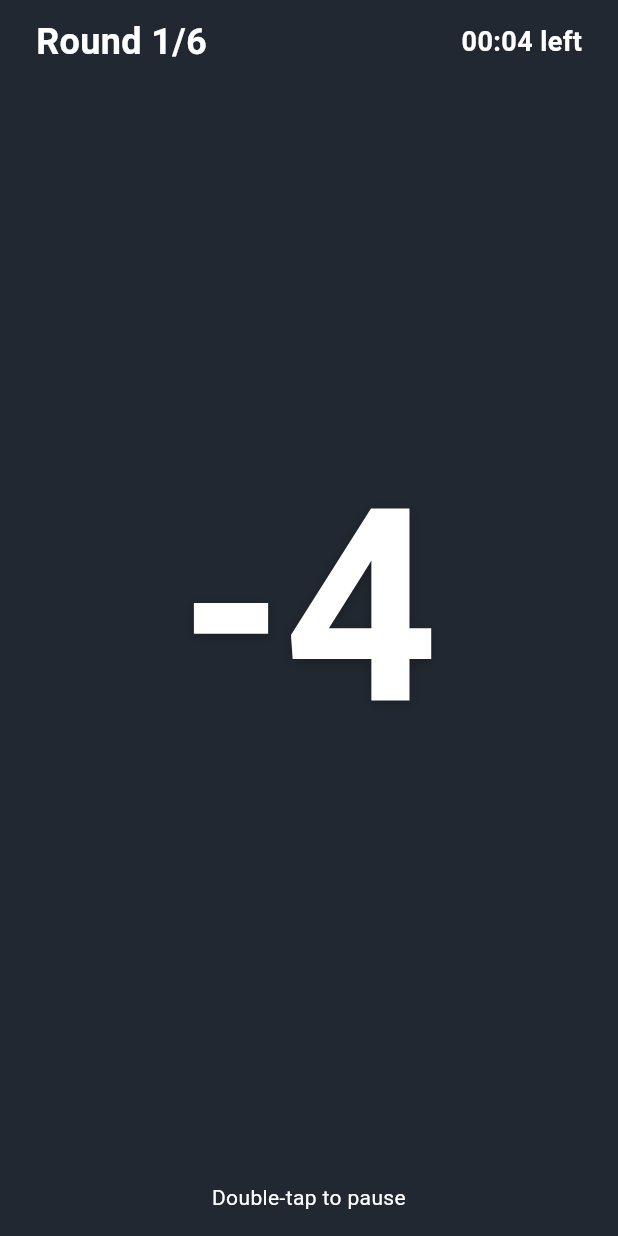
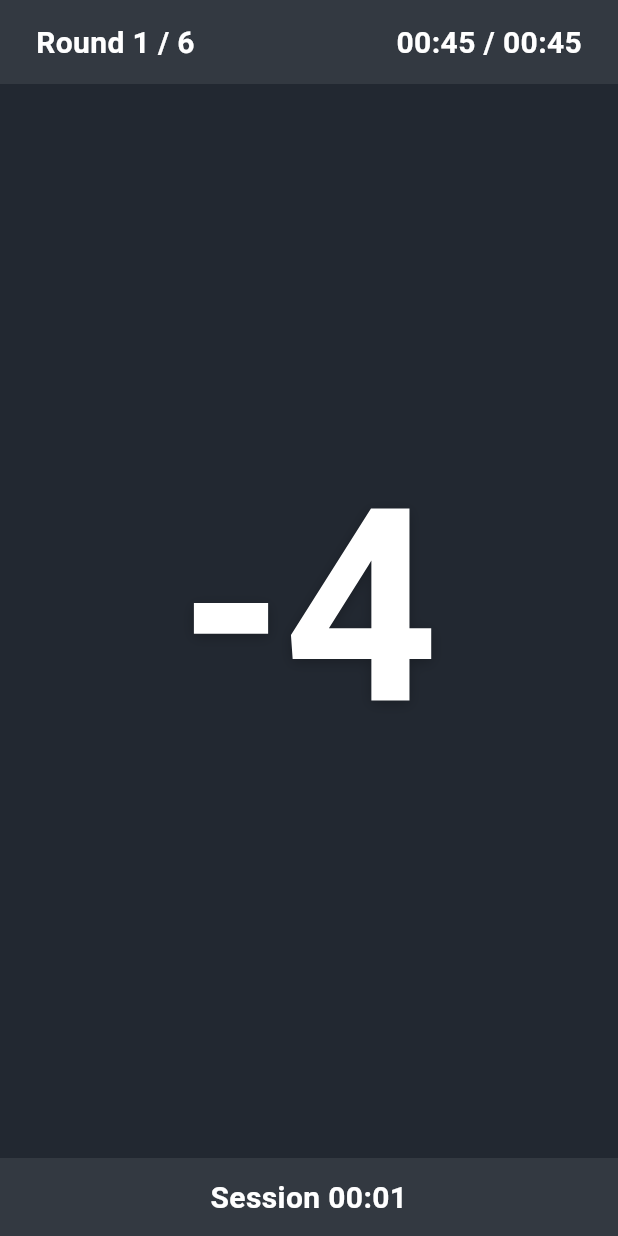
Before and after one commit to irimac/speed-of-play, a Flutter app: the SessionScreen screen opened by its route, on a phone screen of 412 x 824 dp. Run offline on Flutter 3.47's test engine with Material 3 defaults, Android fonts, the light colour scheme and no system bars; our stand-ins replace just_audio, shared_preferences, wakelock_plus; accounts and stored records are empty.

Commit message:
feat: session timing labels, elapsed snapshot, and doc refresh

```diff
--- a/app/lib/controllers/session_controller.dart
+++ b/app/lib/controllers/session_controller.dart
@@ -81,6 +81,7 @@ class SessionController extends ChangeNotifier {
       phase: _phase,
       secondsIntoPhase: 0,
       secondsRemainingInPhase: _phaseDuration ?? 0,
+      elapsedSeconds: 0,
       roundIndex: 0,
       roundsTotal: preset.rounds,
       currentNumber: null,
@@ -354,6 +355,7 @@ class SessionController extends ChangeNotifier {
       phase: _phase,
       secondsIntoPhase: _secondsIntoPhase,
       secondsRemainingInPhase: secondsRemaining,
+      elapsedSeconds: _elapsedSeconds,
       roundIndex: _roundIndex,
       roundsTotal: preset.rounds,
       currentNumber: _snapshot.currentNumber,
--- a/app/lib/data/models.dart
+++ b/app/lib/data/models.dart
@@ -322,6 +322,7 @@ class SessionSnapshot {
     required this.phase,
     required this.secondsIntoPhase,
     required this.secondsRemainingInPhase,
+    required this.elapsedSeconds,
     required this.roundIndex,
     required this.roundsTotal,
     required this.currentNumber,
@@ -333,6 +334,7 @@ class SessionSnapshot {
   final SessionPhase phase;
   final int secondsIntoPhase;
   final int secondsRemainingInPhase;
+  final int elapsedSeconds;
   final int roundIndex;
   final int roundsTotal;
   final int? currentNumber;
@@ -344,6 +346,7 @@ class SessionSnapshot {
     SessionPhase? phase,
     int? secondsIntoPhase,
     int? secondsRemainingInPhase,
+    int? elapsedSeconds,
     int? roundIndex,
     int? roundsTotal,
     int? currentNumber,
@@ -356,6 +359,7 @@ class SessionSnapshot {
       secondsIntoPhase: secondsIntoPhase ?? this.secondsIntoPhase,
       secondsRemainingInPhase:
           secondsRemainingInPhase ?? this.secondsRemainingInPhase,
+      elapsedSeconds: elapsedSeconds ?? this.elapsedSeconds,
       roundIndex: roundIndex ?? this.roundIndex,
       roundsTotal: roundsTotal ?? this.roundsTotal,
       currentNumber: currentNumber ?? this.currentNumber,
--- /dev/null
+++ b/app/lib/ui/session/time_format.dart
@@ -0,0 +1,7 @@
+String formatSessionSeconds(int seconds) {
+  final clamped = seconds < 0 ? 0 : seconds;
+  final minutes = clamped ~/ 60;
+  final remaining = clamped % 60;
+  return '${minutes.toString().padLeft(2, '0')}:'
+      '${remaining.toString().padLeft(2, '0')}';
+}
--- a/app/lib/ui/session_screen.dart
+++ b/app/lib/ui/session_screen.dart
@@ -8,6 +8,7 @@ import 'session/active_round_view.dart';
 import 'session/countdown_view.dart';
 import 'session/pause_overlay.dart';
 import 'session/rest_view.dart';
+import 'session/time_format.dart';
 import 'styles/session_styles.dart';
 
 class SessionScreen extends StatefulWidget {
@@ -45,7 +46,6 @@ class _SessionScreenState extends State<SessionScreen>
   @override
   void didChangeAppLifecycleState(AppLifecycleState state) {
     if (state == AppLifecycleState.paused ||
-        state == AppLifecycleState.inactive ||
         state == AppLifecycleState.detached) {
       _controller.pause();
     }
@@ -128,6 +128,7 @@ class _SessionScreenState extends State<SessionScreen>
                           styles: styles,
                           textColor: headerTextColor,
                           scrimColor: scrimColor,
+                          roundDurationSec: ctrl.preset.roundDurationSec,
                         ),
                         Expanded(
                           child: Padding(
@@ -150,6 +151,7 @@ class _SessionScreenState extends State<SessionScreen>
                           styles: styles,
                           textColor: headerTextColor,
                           scrimColor: scrimColor,
+                          elapsedSeconds: snapshot.elapsedSeconds,
                         ),
                       ],
                     ),
@@ -232,19 +234,22 @@ class _SessionHeader extends StatelessWidget {
     required this.styles,
     required this.textColor,
     required this.scrimColor,
+    required this.roundDurationSec,
   });
 
   final SessionSnapshot snapshot;
   final SessionStyles styles;
   final Color textColor;
   final Color scrimColor;
+  final int roundDurationSec;
 
   @override
   Widget build(BuildContext context) {
-    final remainingText = _formatSeconds(snapshot.secondsRemainingInPhase);
-    final timerText = snapshot.phase == SessionPhase.rest
-        ? 'Rest $remainingText'
-        : '$remainingText left';
+    final roundRemainingSec = snapshot.phase == SessionPhase.active
+        ? snapshot.secondsRemainingInPhase
+        : roundDurationSec;
+    final timerText =
+        '${formatSessionSeconds(roundRemainingSec)} / ${formatSessionSeconds(roundDurationSec)}';
     return Container(
       height: styles.headerHeight,
       padding: styles.headerPadding,
@@ -253,7 +258,7 @@ class _SessionHeader extends StatelessWidget {
         mainAxisAlignment: MainAxisAlignment.spaceBetween,
         children: [
           Text(
-            'Round ${snapshot.roundIndex + 1}/${snapshot.roundsTotal}',
+            'Round ${snapshot.roundIndex + 1} / ${snapshot.roundsTotal}',
             style: styles.headerRoundTextStyle.copyWith(color: textColor),
           ),
           Text(
@@ -271,11 +276,13 @@ class _SessionFooter extends StatelessWidget {
     required this.styles,
     required this.textColor,
     required this.scrimColor,
+    required this.elapsedSeconds,
   });
 
   final SessionStyles styles;
   final Color textColor;
   final Color scrimColor;
+  final int elapsedSeconds;
 
   @override
   Widget build(BuildContext context) {
@@ -285,7 +292,7 @@ class _SessionFooter extends StatelessWidget {
       color: scrimColor,
       alignment: Alignment.center,
       child: Text(
-        'Double-tap to pause',
+        'Session ${formatSessionSeconds(elapsedSeconds)}',
         textAlign: TextAlign.center,
         style: styles.hintTextStyle.copyWith(color: textColor),
       ),
@@ -293,14 +300,6 @@ class _SessionFooter extends StatelessWidget {
   }
 }
 
-String _formatSeconds(int seconds) {
-  final clamped = seconds < 0 ? 0 : seconds;
-  final minutes = clamped ~/ 60;
-  final remaining = clamped % 60;
-  return '${minutes.toString().padLeft(2, '0')}:'
-      '${remaining.toString().padLeft(2, '0')}';
-}
-
 String _repeatChar(String char, int count) {
   if (count <= 0) return char;
   return List.filled(count, char).join();
--- a/app/lib/ui/styles/session_styles.dart
+++ b/app/lib/ui/styles/session_styles.dart
@@ -86,13 +86,13 @@ class SessionStyles {
       numberShadowOpacity: 0.24,
       numberShadowBoost: 1.25,
       headerRoundTextStyle: const TextStyle(
-        fontSize: 24,
+        fontSize: 20,
         fontWeight: FontWeight.w600,
         height: 1,
         fontFeatures: [FontFeature.tabularFigures()],
       ),
       headerTimerTextStyle: const TextStyle(
-        fontSize: 18,
+        fontSize: 20,
         fontWeight: FontWeight.w600,
         height: 1,
         fontFeatures: [FontFeature.tabularFigures()],
@@ -109,7 +109,7 @@ class SessionStyles {
       ),
       scrimLuminanceThreshold: 0.4,
       scrimLightOpacity: 0.18,
-      scrimDarkOpacity: 0.0,
+      scrimDarkOpacity: 0.08,
       restIndicatorSize: 268,
       restStrokeWidth: 28,
       restInnerPadding: 12,
@@ -135,7 +135,11 @@ class SessionStyles {
         color: Colors.white70,
       ),
       overlayPadding: const EdgeInsets.all(AppTokens.spacingL),
-      hintTextStyle: textTheme.bodyMedium ?? const TextStyle(fontSize: 16),
+      hintTextStyle:
+          (textTheme.bodyMedium ?? const TextStyle(fontSize: 20)).copyWith(
+        fontSize: 20,
+        fontWeight: FontWeight.w600,
+      ),
       overlayButtonSpacing: AppTokens.spacingS,
       overlaySectionSpacing: AppTokens.spacingM,
       overlayButtonMinHeight: 56,
```
Also changed, not shown: 8 other files.
